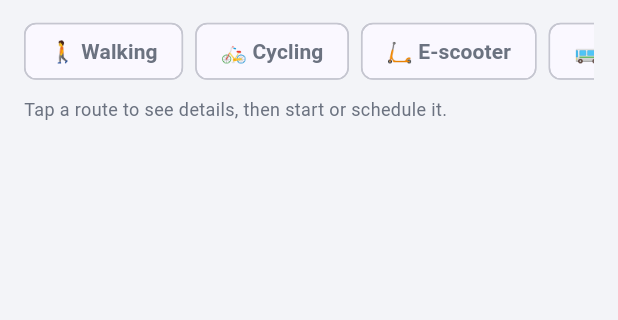
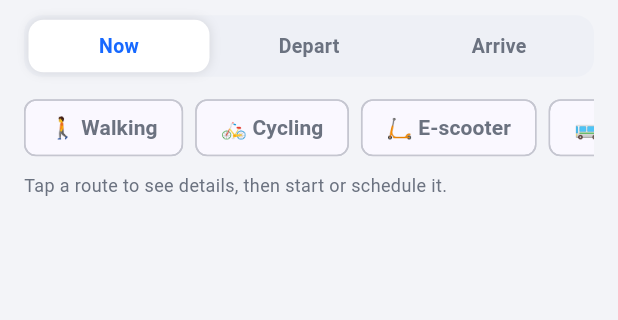
Before and after one commit to irasiii/Travelly, a Flutter app: the RoutesScreen screen opened directly, on a phone screen of 412 x 824 dp, the part 480-800 px from its top. Run offline on Flutter 3.47's test engine with Material 3 defaults, Android fonts, the phone set to English and light mode, and no system bars; drawn by our look-alikes of flutter_map; our stand-ins replace geolocator, hive_flutter, latlong2, shared_preferences; accounts and stored records are empty; network calls fail.

Commit message:
Transit: train stations within 8km (trains appear); routes screen Now/Depart/Arrive timing bar so Arrive-by recomputes departures backward

```diff
--- a/lib/screens/routes.dart
+++ b/lib/screens/routes.dart
@@ -60,6 +60,8 @@ class RoutesScreen extends StatelessWidget {
                   Text('${app.userLabel} → ${app.destName}',
                       style: const TextStyle(color: Color(0xFF6B7280), fontSize: 13)),
                   const SizedBox(height: 10),
+                  _timingBar(context, app),
+                  const SizedBox(height: 10),
                   _modeSelector(context, app),
                   const SizedBox(height: 6),
                   const Text('Tap a route to see details, then start or schedule it.',
@@ -73,6 +75,63 @@ class RoutesScreen extends StatelessWidget {
         ],
       ),
     );
+  }
+
+  Widget _timingBar(BuildContext context, AppState app) {
+    Future<void> pick(String kind) async {
+      if (kind == 'now') {
+        app.updateTiming('now', null);
+        return;
+      }
+      final base = app.tripWhen ?? DateTime.now().add(Duration(hours: kind == 'arrive' ? 1 : 0));
+      final d = await showDatePicker(
+          context: context,
+          initialDate: base,
+          firstDate: DateTime.now().subtract(const Duration(days: 1)),
+          lastDate: DateTime.now().add(const Duration(days: 365)));
+      if (d == null) return;
+      final t = await showTimePicker(context: context, initialTime: TimeOfDay.fromDateTime(base));
+      if (t == null) return;
+      app.updateTiming(kind, DateTime(d.year, d.month, d.day, t.hour, t.minute));
+    }
+
+    Widget chip(String k, String label) {
+      final on = app.timing == k;
+      return Expanded(
+        child: GestureDetector(
+          onTap: () => pick(k),
+          child: Container(
+            margin: const EdgeInsets.all(3),
+            padding: const EdgeInsets.symmetric(vertical: 8),
+            decoration: BoxDecoration(
+              color: on ? Colors.white : Colors.transparent,
+              borderRadius: BorderRadius.circular(10),
+              boxShadow: on ? const [BoxShadow(color: Colors.black12, blurRadius: 6)] : null,
+            ),
+            child: Center(
+                child: Text(label,
+                    style: TextStyle(
+                        fontWeight: FontWeight.w600,
+                        fontSize: 13,
+                        color: on ? brand : const Color(0xFF6B7280)))),
+          ),
+        ),
+      );
+    }
+
+    return Column(crossAxisAlignment: CrossAxisAlignment.start, children: [
+      Container(
+        decoration: BoxDecoration(color: const Color(0xFFEEF0F6), borderRadius: BorderRadius.circular(12)),
+        child: Row(children: [chip('now', 'Now'), chip('depart', 'Depart'), chip('arrive', 'Arrive')]),
+      ),
+      if (app.timing != 'now' && app.tripWhen != null)
+        Padding(
+          padding: const EdgeInsets.only(top: 6),
+          child: Text(
+              '${app.timing == 'arrive' ? '🎯 Arrive by' : '🚀 Depart'} ${fmtDateTime(app.tripWhen!)}',
+              style: const TextStyle(color: brand, fontWeight: FontWeight.w700, fontSize: 12)),
+        ),
+    ]);
   }
 
   Widget _modeSelector(BuildContext context, AppState app) {
```
Also changed, not shown: lib/main.dart (+11 -0 lines), lib/services.dart (+4 -4 lines).
